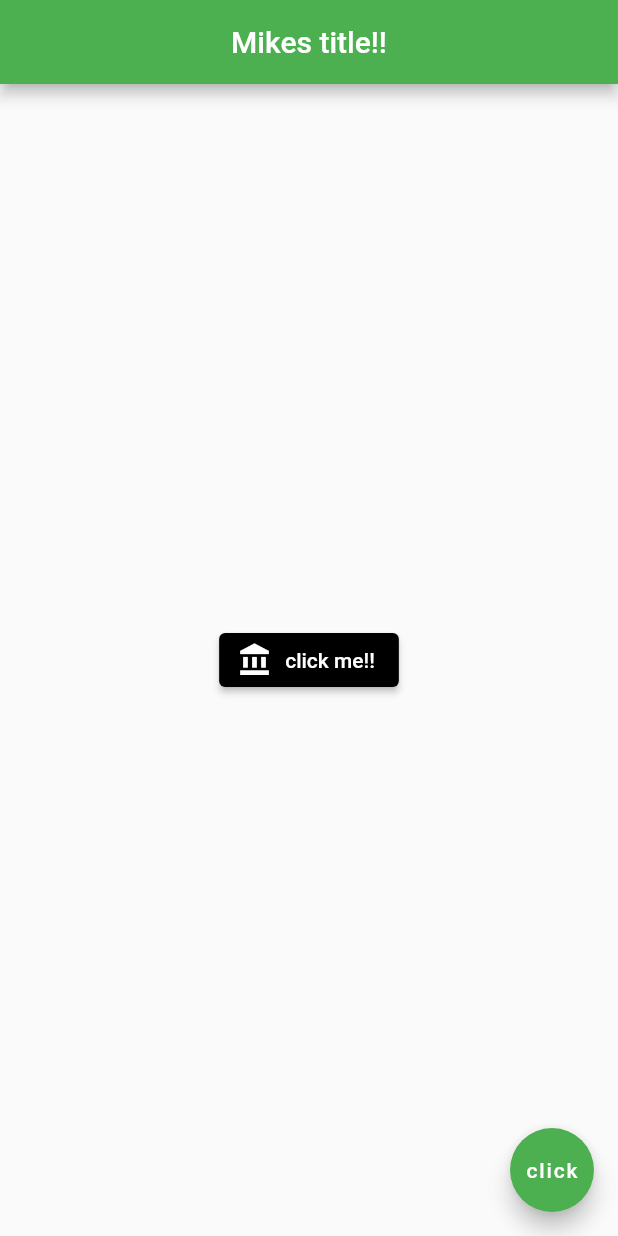
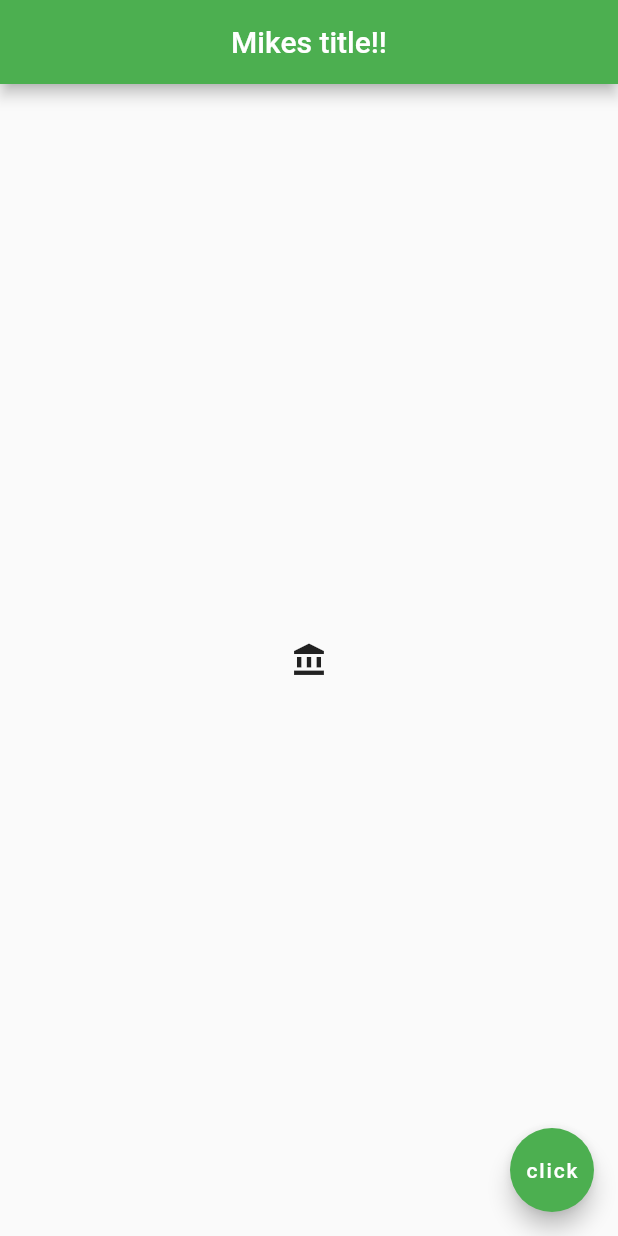
Before and after one commit to Mike-Yates/Flutter_practice_project1, a Flutter app: the screen it shows after launch, on a phone screen of 412 x 824 dp. Run offline on Flutter 3.47's test engine with Material 2 defaults, Android fonts, the phone set to English and light mode, and no system bars.

Commit message:
finished part 9 of tutorial, has icon button now

```diff
--- a/lib/main.dart
+++ b/lib/main.dart
@@ -16,18 +16,12 @@ class Home extends StatelessWidget {
           backgroundColor: Colors.green,
         ),
         body: Center( // all widgets must have a property. when youre nesting widgets inside of each other, use child:
-          child: ElevatedButton.icon(
+          child: IconButton(
             onPressed: () {
-              print("click me button was clicked.");
+              print("icon was clicked");
             },
-            icon: Icon(
-              Icons.account_balance_sharp,
-            ),
-            label: Text("click me!!"),
-            style: ElevatedButton.styleFrom(
-            primary: Colors.black,
-            )
-          ),
+            icon: Icon(Icons.account_balance),
+          )
         ),
         floatingActionButton: FloatingActionButton(
           onPressed: () { },  // onPressed is an anonymous function
```
